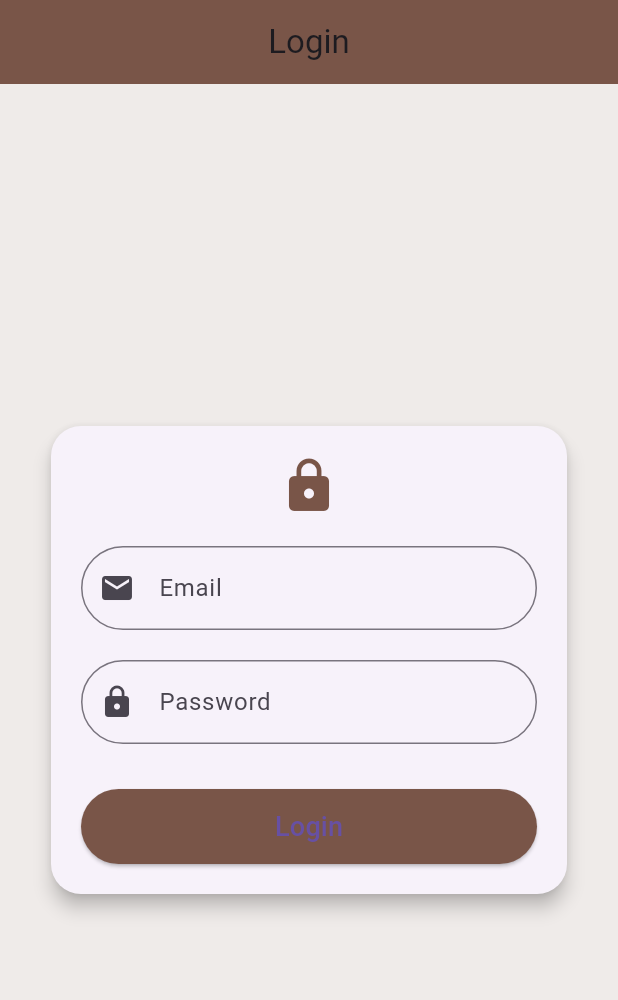
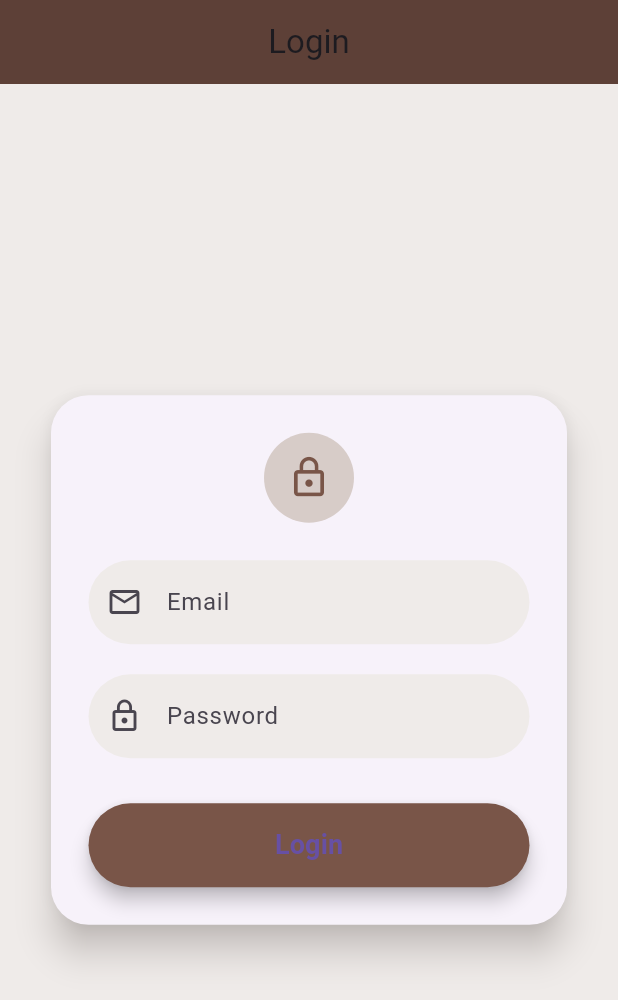
Before and after one commit to Tahia1/BMI_Calculator, a Flutter app: the screen it shows after launch, on a phone screen of 412 x 824 dp. Shown: the top 1000 px of the screen. Run offline on Flutter 3.47's test engine with Material 3 defaults, Android fonts, the phone set to English and light mode, and no system bars.

Commit message:
first commit

```diff
--- a/lib/login_page.dart
+++ b/lib/login_page.dart
@@ -36,30 +36,44 @@ class _LoginPageState extends State<LoginPage> {
       backgroundColor: Colors.brown.shade50,
       appBar: AppBar(
         title: const Text('Login'),
-        backgroundColor: Colors.brown,
+        backgroundColor: Colors.brown.shade700,
         centerTitle: true,
+        elevation: 0,
       ),
       body: Center(
-        child: Padding(
-          padding: const EdgeInsets.all(30),
+        child: SingleChildScrollView(
+          padding: const EdgeInsets.symmetric(horizontal: 30),
           child: Card(
-            elevation: 5,
-            shape: RoundedRectangleBorder(borderRadius: BorderRadius.circular(20)),
+            elevation: 10,
+            shadowColor: Colors.brown.shade100,
+            shape: RoundedRectangleBorder(
+              borderRadius: BorderRadius.circular(25),
+            ),
             child: Padding(
-              padding: const EdgeInsets.all(20),
+              padding: const EdgeInsets.all(25),
               child: Form(
                 key: _formKey,
                 child: Column(
                   mainAxisSize: MainAxisSize.min,
                   children: [
-                    const Icon(Icons.lock, size: 40, color: Colors.brown),
-                    const SizedBox(height: 20),
+                    CircleAvatar(
+                      radius: 30,
+                      backgroundColor: Colors.brown.shade100,
+                      child: const Icon(Icons.lock_outline, size: 30, color: Colors.brown),
+                    ),
+                    const SizedBox(height: 25),
                     TextFormField(
                       controller: emailController,
-                      decoration: const InputDecoration(
+                      keyboardType: TextInputType.emailAddress,
+                      decoration: InputDecoration(
                         labelText: 'Email',
-                        prefixIcon: Icon(Icons.email),
-                        border: OutlineInputBorder(borderRadius: BorderRadius.all(Radius.circular(30))),
+                        prefixIcon: const Icon(Icons.email_outlined),
+                        filled: true,
+                        fillColor: Colors.brown.shade50,
+                        border: OutlineInputBorder(
+                          borderRadius: BorderRadius.circular(30),
+                          borderSide: BorderSide.none,
+                        ),
                       ),
                       validator: (value) {
                         if (value == null || value.isEmpty) {
@@ -75,10 +89,15 @@ class _LoginPageState extends State<LoginPage> {
                     TextFormField(
                       controller: passwordController,
                       obscureText: true,
-                      decoration: const InputDecoration(
+                      decoration: InputDecoration(
                         labelText: 'Password',
-                        prefixIcon: Icon(Icons.lock),
-                        border: OutlineInputBorder(borderRadius: BorderRadius.all(Radius.circular(30))),
+                        prefixIcon: const Icon(Icons.lock_outline),
+                        filled: true,
+                        fillColor: Colors.brown.shade50,
+                        border: OutlineInputBorder(
+                          borderRadius: BorderRadius.circular(30),
+                          borderSide: BorderSide.none,
+                        ),
                       ),
                       validator: (value) {
                         if (value == null || value.isEmpty) {
@@ -91,14 +110,23 @@ class _LoginPageState extends State<LoginPage> {
                       },
                     ),
                     const SizedBox(height: 30),
-                    ElevatedButton(
-                      onPressed: loginUser,
-                      style: ElevatedButton.styleFrom(
-                        backgroundColor: Colors.brown,
-                        minimumSize: const Size(double.infinity, 50),
-                        shape: RoundedRectangleBorder(borderRadius: BorderRadius.circular(30)),
+                    SizedBox(
+                      width: double.infinity,
+                      child: ElevatedButton(
+                        onPressed: loginUser,
+                        style: ElevatedButton.styleFrom(
+                          backgroundColor: Colors.brown,
+                          padding: const EdgeInsets.symmetric(vertical: 15),
+                          shape: RoundedRectangleBorder(
+                            borderRadius: BorderRadius.circular(30),
+                          ),
+                          elevation: 5,
+                        ),
+                        child: const Text(
+                          'Login',
+                          style: TextStyle(fontSize: 18, fontWeight: FontWeight.w600),
+                        ),
                       ),
-                      child: const Text('Login', style: TextStyle(fontSize: 18)),
                     ),
                   ],
                 ),
```
